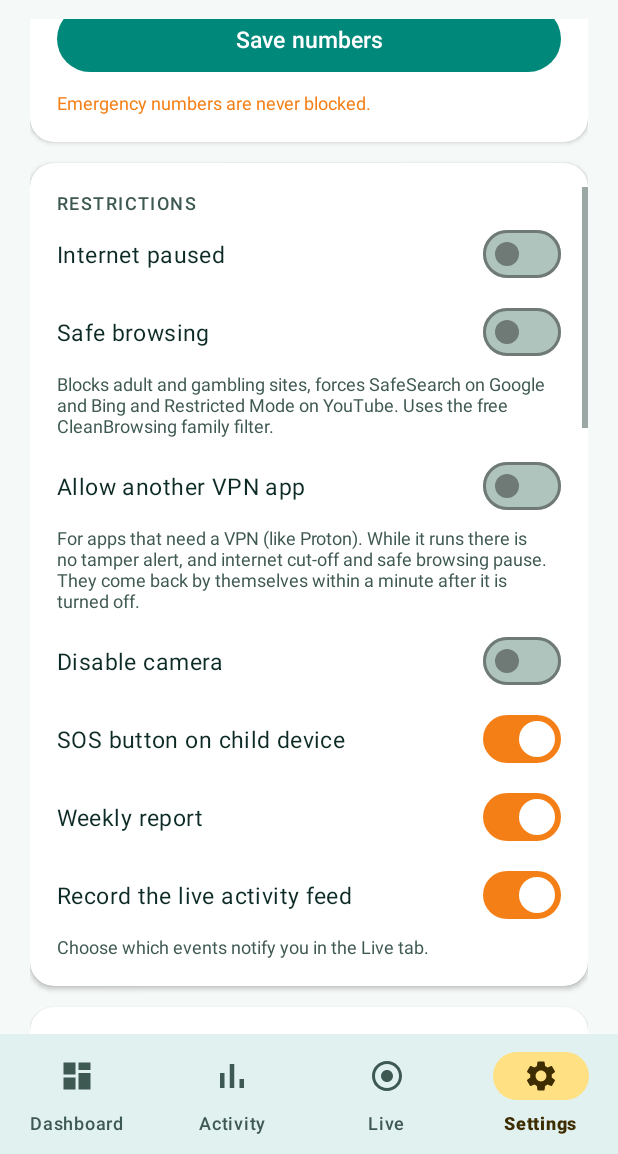
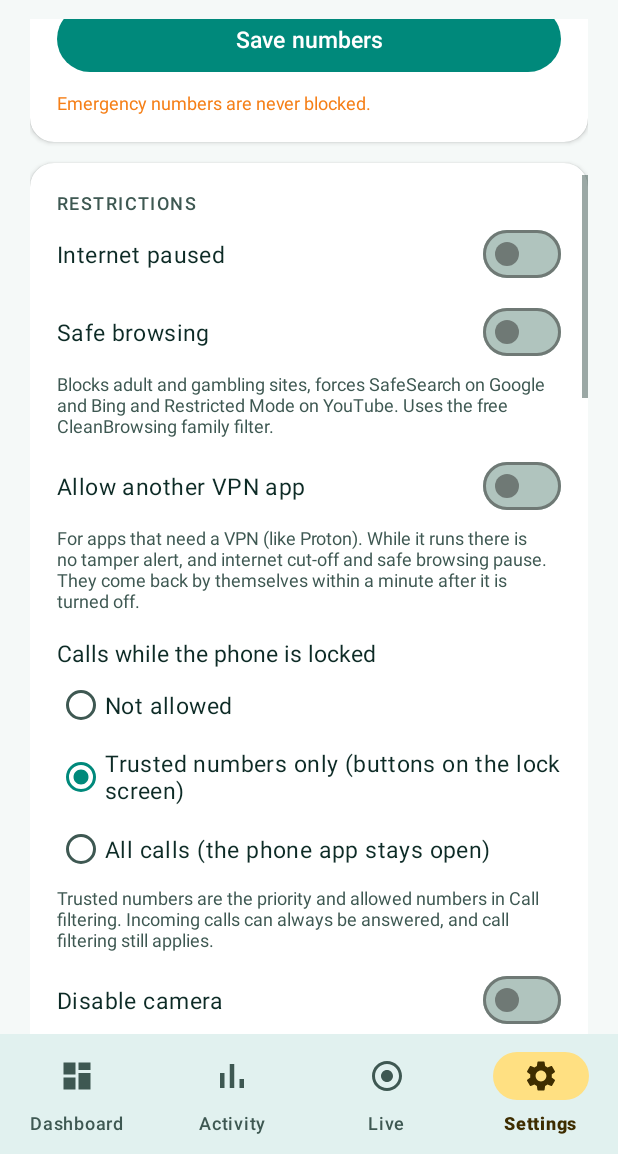
Before and after one commit to tareknahas85-star/family-guardian, an Android app: the screen it shows after launch once a user with an empty profile is signed in (MainActivity), item 4 of the bottom bar chosen, scrolled down 473 dp, on a phone screen of 412 x 824 dp, the part 82-1236 px from its top. Run offline under Robolectric (Android 15) with nearby library versions, the phone set to English and light mode, and no system bars.

Commit message:
5.8: calls while the phone is locked
New parent setting with three modes: off, trusted numbers only (call buttons on a lock screen, taken from the priority and allowed numbers), or all calls (phone app stays usable). A call in progress is no longer bounced by the whole-device lock, so incoming calls can be answered. Call filtering is unchanged.

Co-Authored-By: AI

```diff
--- a/app/build.gradle.kts
+++ b/app/build.gradle.kts
@@ -16,8 +16,8 @@ android {
         // install over an existing copy and you end up testing the old build.
         // versionName is what the About screen prints — keep it in step so the
         // installed version is verifiable at a glance.
-        versionCode = 36
-        versionName = "5.7"
+        versionCode = 37
+        versionName = "5.8"
     }
 
     // One fixed signing key for every build. CI points FG_KEYSTORE at the key
--- a/app/src/main/java/com/tarek/guardian/data/Models.kt
+++ b/app/src/main/java/com/tarek/guardian/data/Models.kt
@@ -120,6 +120,8 @@ data class Policy(
      * SafeSearch and YouTube Restricted Mode are enforced at the DNS level.
      */
     var filterWeb: Boolean = false,
+    /** One of [LockCalls]: what calling is possible while the whole device is locked. */
+    var lockCalls: String = LockCalls.TRUSTED,
     /** Allow another VPN app (e.g. Proton) on the child phone without tamper alerts. */
     var allowExternalVpn: Boolean = false,
 
@@ -170,6 +172,16 @@ data class LocPoint(
 )
 
 /** How incoming (and optionally outgoing) calls are filtered. */
+/** Calling while the whole device is locked. Call filtering applies on top, unchanged. */
+object LockCalls {
+    /** Nothing can be dialled. Incoming calls can still be answered. */
+    const val OFF = "OFF"
+    /** Lock screen shows one call button per priority / allowed number. */
+    const val TRUSTED = "TRUSTED"
+    /** As TRUSTED, plus the phone app itself stays usable. */
+    const val ALL = "ALL"
+}
+
 object CallMode {
     /** No filtering at all. */
     const val OFF = "OFF"
--- a/app/src/main/java/com/tarek/guardian/ui/ChildSetupActivity.kt
+++ b/app/src/main/java/com/tarek/guardian/ui/ChildSetupActivity.kt
@@ -200,7 +200,8 @@ class ChildSetupActivity : AppCompatActivity() {
             android.Manifest.permission.ACCESS_FINE_LOCATION,
             android.Manifest.permission.READ_CALL_LOG,
             android.Manifest.permission.READ_CONTACTS,
-            android.Manifest.permission.READ_PHONE_STATE
+            android.Manifest.permission.READ_PHONE_STATE,
+            android.Manifest.permission.CALL_PHONE
         )
         if (Build.VERSION.SDK_INT >= Build.VERSION_CODES.TIRAMISU) {
             perms.add(android.Manifest.permission.POST_NOTIFICATIONS)
--- a/app/src/main/java/com/tarek/guardian/ui/tabs/SettingsTabFragment.kt
+++ b/app/src/main/java/com/tarek/guardian/ui/tabs/SettingsTabFragment.kt
@@ -99,6 +99,15 @@ class SettingsTabFragment : TabBase() {
         b.swCamera.onChange { on -> host?.savePolicy { it.cameraDisabled = on } }
         b.swFilterWeb.onChange { on -> host?.savePolicy { it.filterWeb = on } }
         b.swExternalVpn.onChange { on -> host?.savePolicy { it.allowExternalVpn = on } }
+        b.rgLockCalls.setOnCheckedChangeListener { _, id ->
+            if (binding) return@setOnCheckedChangeListener
+            val mode = when (id) {
+                R.id.rbLockCallsOff -> com.tarek.guardian.data.LockCalls.OFF
+                R.id.rbLockCallsAll -> com.tarek.guardian.data.LockCalls.ALL
+                else                -> com.tarek.guardian.data.LockCalls.TRUSTED
+            }
+            host?.savePolicy { it.lockCalls = mode }
+        }
 
         // ── Rewards ──
         b.btnAddTask.setOnClickListener { addTask() }
@@ -177,6 +186,11 @@ class SettingsTabFragment : TabBase() {
         b.swCamera.isChecked      = s.policy.cameraDisabled
         b.swFilterWeb.isChecked   = s.policy.filterWeb
         b.swExternalVpn.isChecked = s.policy.allowExternalVpn
+        when (s.policy.lockCalls) {
+            com.tarek.guardian.data.LockCalls.OFF -> b.rbLockCallsOff.isChecked = true
+            com.tarek.guardian.data.LockCalls.ALL -> b.rbLockCallsAll.isChecked = true
+            else                                  -> b.rbLockCallsTrusted.isChecked = true
+        }
 
         val limit = s.policy.dailyLimitMinutes.coerceIn(0, 480)
         b.sliderLimit.value = limit.toFloat()
--- a/app/src/main/res/layout/fragment_settings_tab.xml
+++ b/app/src/main/res/layout/fragment_settings_tab.xml
@@ -109,6 +109,28 @@
                     android:text="@string/allow_external_vpn" />
                 <TextView android:layout_width="match_parent" android:layout_height="wrap_content"
                     android:text="@string/allow_external_vpn_hint" android:paddingBottom="6dp"
+                    android:textSize="12sp" android:textColor="@color/on_surface_variant" />
+                <TextView android:layout_width="match_parent" android:layout_height="wrap_content"
+                    android:text="@string/lock_calls" android:paddingTop="10dp"
+                    android:textSize="15sp" android:textColor="@color/on_surface" />
+                <RadioGroup android:id="@+id/rgLockCalls"
+                    android:layout_width="match_parent" android:layout_height="wrap_content"
+                    android:orientation="vertical">
+                    <RadioButton android:id="@+id/rbLockCallsOff"
+                        android:layout_width="match_parent" android:layout_height="wrap_content"
+                        android:minHeight="48dp" android:textSize="15sp"
+                        android:textColor="@color/on_surface" android:text="@string/lock_calls_off" />
+                    <RadioButton android:id="@+id/rbLockCallsTrusted"
+                        android:layout_width="match_parent" android:layout_height="wrap_content"
+                        android:minHeight="48dp" android:textSize="15sp"
+                        android:textColor="@color/on_surface" android:text="@string/lock_calls_trusted" />
+                    <RadioButton android:id="@+id/rbLockCallsAll"
+                        android:layout_width="match_parent" android:layout_height="wrap_content"
+                        android:minHeight="48dp" android:textSize="15sp"
+                        android:textColor="@color/on_surface" android:text="@string/lock_calls_all" />
+                </RadioGroup>
+                <TextView android:layout_width="match_parent" android:layout_height="wrap_content"
+                    android:text="@string/lock_calls_hint" android:paddingBottom="6dp"
                     android:textSize="12sp" android:textColor="@color/on_surface_variant" />
                 <com.google.android.material.materialswitch.MaterialSwitch
                     android:id="@+id/swCamera" style="@style/Switch.Guardian"
--- a/app/src/main/res/values/strings.xml
+++ b/app/src/main/res/values/strings.xml
@@ -403,6 +403,16 @@
     <string name="dash_vpn_external">ℹ Another VPN is running (allowed) — internet cut-off and safe browsing are paused</string>
     <string name="allow_external_vpn">Allow another VPN app</string>
     <string name="allow_external_vpn_hint">For apps that need a VPN (like Proton). While it runs there is no tamper alert, and internet cut-off and safe browsing pause. They come back by themselves within a minute after it is turned off.</string>
+    <string name="lock_calls">Calls while the phone is locked</string>
+    <string name="lock_calls_off">Not allowed</string>
+    <string name="lock_calls_trusted">Trusted numbers only (buttons on the lock screen)</string>
+    <string name="lock_calls_all">All calls (the phone app stays open)</string>
+    <string name="lock_calls_hint">Trusted numbers are the priority and allowed numbers in Call filtering. Incoming calls can always be answered, and call filtering still applies.</string>
+    <string name="lock_title">This phone is locked</string>
+    <string name="lock_subtitle">You can still call:</string>
+    <string name="lock_no_numbers">No numbers have been added yet</string>
+    <string name="lock_open_phone">Open the phone app</string>
+    <string name="lock_call_perm">Allow the Phone permission to call from here</string>
     <string name="safe_browsing">Safe browsing</string>
     <string name="safe_browsing_hint">Blocks adult and gambling sites, forces SafeSearch on Google and Bing and Restricted Mode on YouTube. Uses the free CleanBrowsing family filter.</string>
 
```
Also changed, not shown: app/src/main/AndroidManifest.xml (+8 -0 lines), app/src/main/java/com/tarek/guardian/monitor/AppBlockService.kt (+95 -2 lines), app/src/main/java/com/tarek/guardian/monitor/MonitorService.kt (+8 -1 lines), app/src/main/java/com/tarek/guardian/ui/LockScreenActivity.kt (added, +166 -0 lines), app/src/main/res/layout/activity_lock.xml (added, +34 -0 lines), 2 other files.
